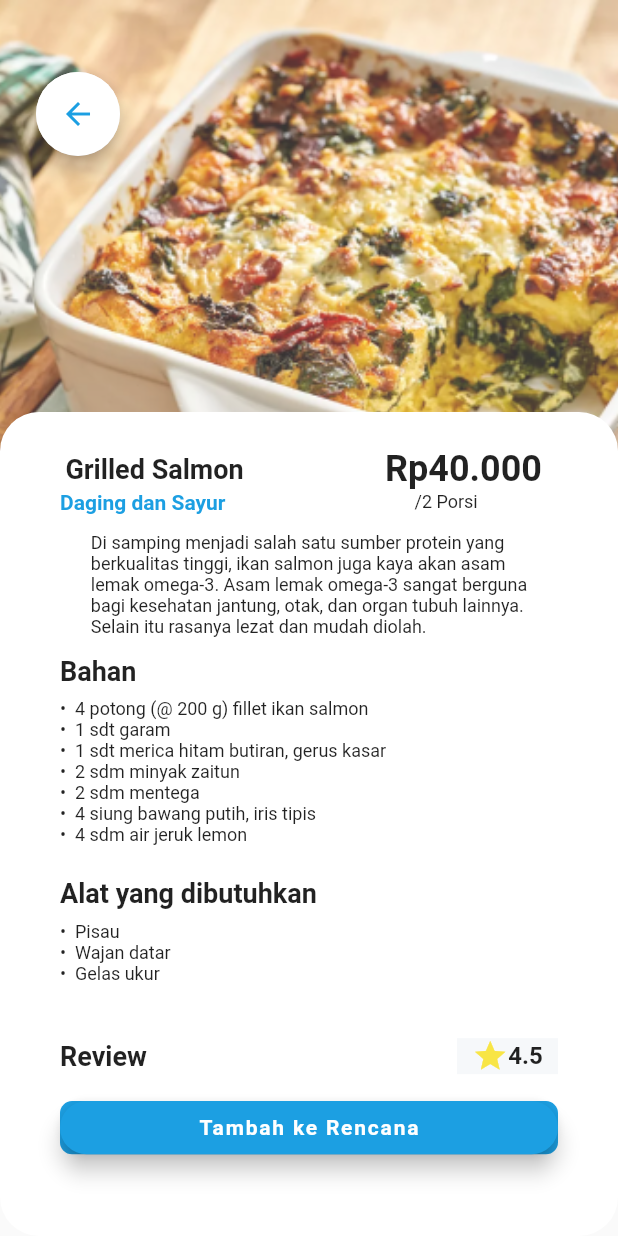
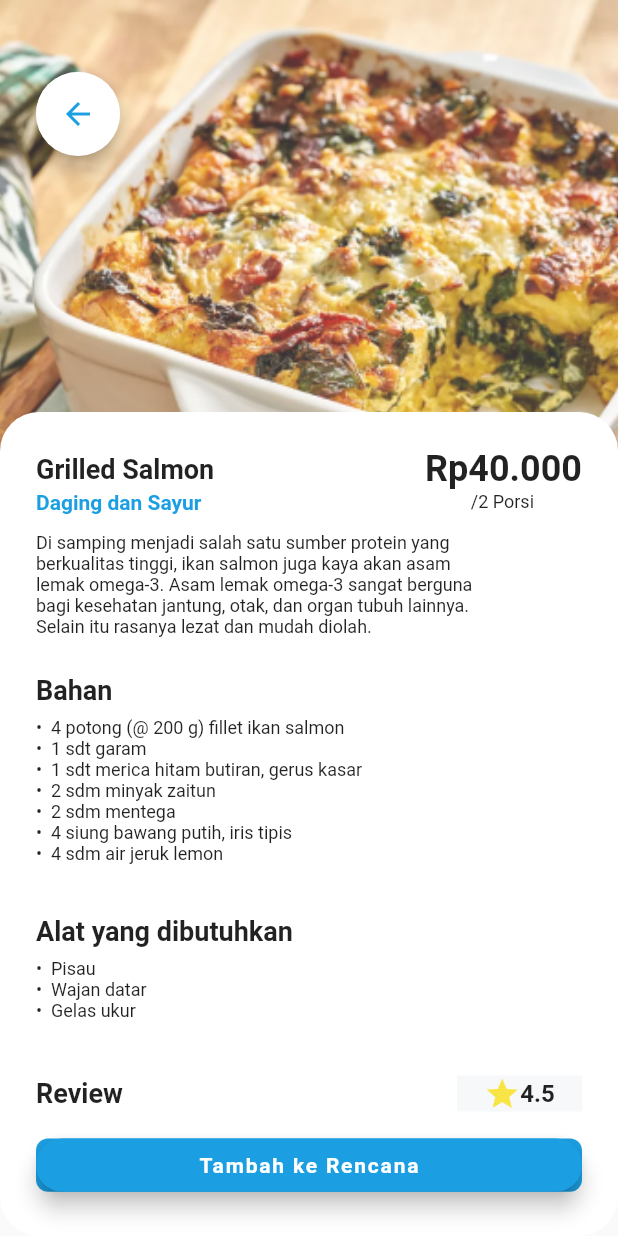
Before and after one commit to JuJu222/MealKitFlutter, a Flutter app: the screen it shows after launch, on a phone screen of 412 x 824 dp. Run offline on Flutter 3.47's test engine with Material 2 defaults, Android fonts, the phone set to English and light mode, and no system bars; our stand-ins replace email_validator, google_fonts; Roboto replaces fonts that are missing (Quicksand).

Commit message:
updated layout

```diff
--- a/lib/views/Informasi_Resep.dart
+++ b/lib/views/Informasi_Resep.dart
@@ -72,10 +72,13 @@ class _InformasiResepPageState extends State<InformasiResepPage> {
                       shape: BoxShape.rectangle),
                   padding: EdgeInsets.only(top: 24),
                   child: Column(children: [
-                    Row(children: [
+                    Row(
+                        mainAxisAlignment: MainAxisAlignment.spaceBetween,
+                        children: [
                           Flexible(
                               flex: 2,
-                          child: Center(
+                              child: Container(
+                                  padding: EdgeInsets.only(left: 24),
                                   child: Text("Grilled Salmon",
                                       style: TextStyle(
                                         fontSize: 18,
@@ -84,7 +87,8 @@ class _InformasiResepPageState extends State<InformasiResepPage> {
                                       )))),
                           Flexible(
                               flex: 2,
-                          child: Center(
+                              child: Container(
+                                  padding: EdgeInsets.only(right: 24),
                                   child: Text("Rp40.000",
                                       style: TextStyle(
                                         fontSize: 24,
@@ -93,12 +97,12 @@ class _InformasiResepPageState extends State<InformasiResepPage> {
                                       )))),
                         ]),
                     Row(
-                        // mainAxisAlignment: MainAxisAlignment.spaceEvenly,
+                        mainAxisAlignment: MainAxisAlignment.spaceBetween,
                         children: [
                           Flexible(
                               flex: 2,
                               child: Container(
-                                  padding: EdgeInsets.only(left: 40),
+                                  padding: EdgeInsets.only(left: 24),
                                   child: Text(
                                     "Daging dan Sayur",
                                     textAlign: TextAlign.left,
@@ -108,13 +112,13 @@ class _InformasiResepPageState extends State<InformasiResepPage> {
                                         fontFamily: 'Quicksand',
                                         color: blue),
                                   ))),
-                          SizedBox(width: 90),
+                          // SizedBox(width: 90),
                           Flexible(
                               flex: 2,
                               child: Container(
-                                  padding: EdgeInsets.only(left: 36),
+                                  padding: EdgeInsets.only(right: 56),
                                   child: Text("/2 Porsi",
-                                      textAlign: TextAlign.right,
+                                      // textAlign: TextAlign.right,
                                       style: TextStyle(
                                         // color: Colors.grey,
                                         fontSize: 12,
@@ -125,7 +129,8 @@ class _InformasiResepPageState extends State<InformasiResepPage> {
                     Flexible(
                       flex: 2,
                       child: Container(
-                          margin: EdgeInsets.only(top: 12, left: 0, bottom: 0),
+                          alignment: Alignment.topLeft,
+                          margin: EdgeInsets.only(top: 12, left: 24, bottom: 0),
                           child: Text(
                             "Di samping menjadi salah satu sumber protein yang\nberkualitas tinggi, ikan salmon juga kaya akan asam\nlemak omega-3. Asam lemak omega-3 sangat berguna\nbagi kesehatan jantung, otak, dan organ tubuh lainnya.\nSelain itu rasanya lezat dan mudah diolah.",
                             style: TextStyle(
@@ -136,11 +141,12 @@ class _InformasiResepPageState extends State<InformasiResepPage> {
                             // textAlign: TextAlign.justify,
                           )),
                     ),
-                    Flexible(
+                    Container(
+                        child: Flexible(
                             flex: 3,
                             child: ListView(
                               padding:
-                              EdgeInsets.only(top: 12, left: 40, bottom: 0),
+                                  EdgeInsets.only(top: 0, left: 24, bottom: 0),
                               children: [
                                 Text("Bahan",
                                     style: TextStyle(
@@ -176,7 +182,8 @@ class _InformasiResepPageState extends State<InformasiResepPage> {
                                       // fontWeight: FontWeight.bold,
                                       fontSize: 12, fontFamily: 'Quicksand',
                                     )),
-                            Text("${bullet} 4 siung bawang putih, iris tipis",
+                                Text(
+                                    "${bullet} 4 siung bawang putih, iris tipis",
                                     style: TextStyle(
                                       // fontWeight: FontWeight.bold,
                                       fontSize: 12, fontFamily: 'Quicksand',
@@ -187,11 +194,12 @@ class _InformasiResepPageState extends State<InformasiResepPage> {
                                       fontSize: 12, fontFamily: 'Quicksand',
                                     )),
                               ],
-                        )),
-                    Flexible(
+                            ))),
+                    Container(
+                      child: Flexible(
                           flex: 2,
                           child: ListView(
-                          padding: EdgeInsets.only(top: 0, left: 40),
+                            padding: EdgeInsets.only(top: 0, left: 24),
                             children: [
                               Text("Alat yang dibutuhkan",
                                   style: TextStyle(
@@ -218,6 +226,7 @@ class _InformasiResepPageState extends State<InformasiResepPage> {
                                   )),
                             ],
                           )),
+                    ),
                     Flexible(
                       flex: 1,
                       child: Row(
@@ -226,7 +235,7 @@ class _InformasiResepPageState extends State<InformasiResepPage> {
                             Flexible(
                                 flex: 4,
                                 child: Container(
-                                    padding: EdgeInsets.only(left: 40),
+                                    padding: EdgeInsets.only(left: 24),
                                     child: Text("Review",
                                         style: TextStyle(
                                           fontSize: 18,
@@ -237,7 +246,7 @@ class _InformasiResepPageState extends State<InformasiResepPage> {
                             Flexible(
                                 flex: 2,
                                 child: Container(
-                                    margin: EdgeInsets.only(right: 40),
+                                    margin: EdgeInsets.only(right: 24),
                                     decoration: BoxDecoration(
                                       color: light_gray,
                                     ),
@@ -262,7 +271,7 @@ class _InformasiResepPageState extends State<InformasiResepPage> {
                       child: Align(
                         alignment: Alignment.center,
                         child: Container(
-                          margin: EdgeInsets.only(top: 18, left: 40, right: 40),
+                          margin: EdgeInsets.only(top: 18, left: 24, right: 24),
                           width: double.infinity,
                           decoration: BoxDecoration(
                             // border: Border.all(color: Colors.transparent),
```
Lines whose indentation alone changed are shown as unchanged.
